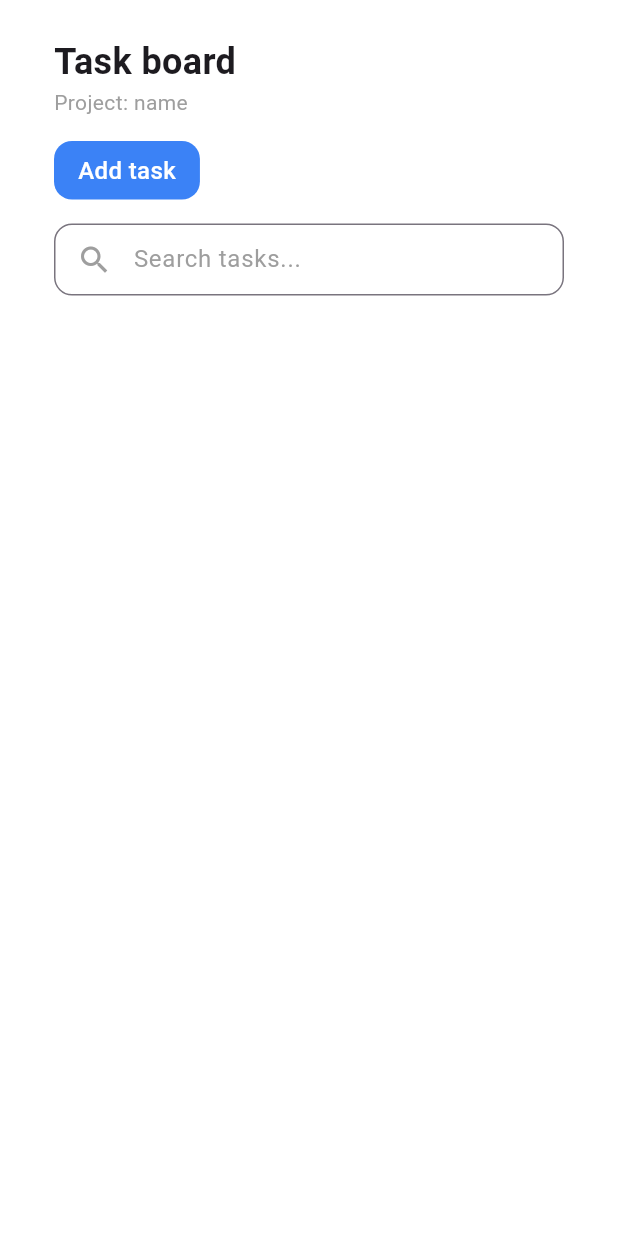
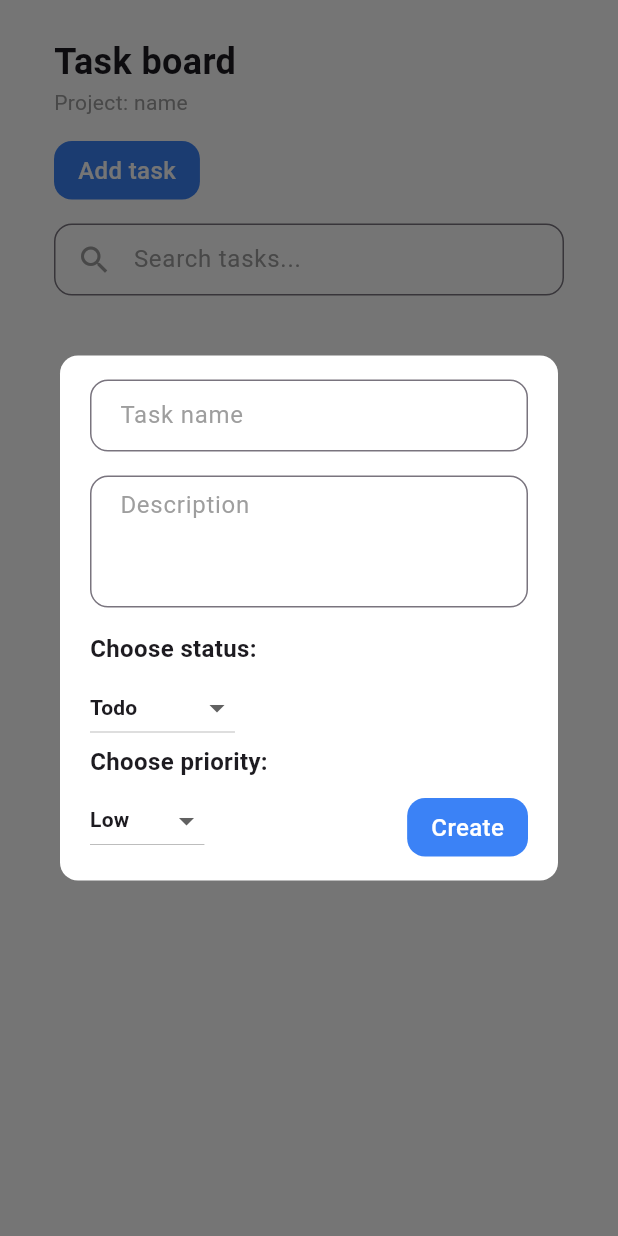
Before and after one commit to roman-liutyk/process-automation-app, a Flutter app: the TaskBoardHeader widget shown alone on an empty page, opened directly, after a tap on "Add task", on a phone screen of 412 x 824 dp. Run offline on Flutter 3.47's test engine with Material 3 defaults, Android fonts, the light colour scheme and no system bars; our stand-ins replace dio, firebase_auth, firebase_core, flutter_riverpod, flutter_svg, freezed_annotation and 1 more; missing offline and left inert: dart:html; accounts and stored records are empty; network calls fail; statements that could not run were skipped.

Commit message:
feat: added task creation functionality

```diff
--- a/lib/features/task/repositories/task_repository.dart
+++ b/lib/features/task/repositories/task_repository.dart
@@ -1,7 +1,21 @@
+import 'dart:html';
+import 'dart:io';
+
 import 'package:dio/dio.dart';
 import 'package:firebase_auth/firebase_auth.dart';
+import 'package:process_automation_app/common/utils/app_constants.dart';
+import 'package:process_automation_app/common/utils/enums/task_priority_enum.dart';
+import 'package:process_automation_app/common/utils/enums/task_status_enum.dart';
+import 'package:process_automation_app/features/task/models/task_model.dart';
 
-abstract class TaskRepository {}
+abstract class TaskRepository {
+  Future<TaskModel> createTask({
+    required String name,
+    required String? description,
+    required TaskStatusEnum status,
+    required TaskPriorityEnum priority,
+  });
+}
 
 class TaskRepositoryImpl implements TaskRepository {
   const TaskRepositoryImpl({
@@ -12,4 +26,38 @@ class TaskRepositoryImpl implements TaskRepository {
 
   final Dio _dio;
   final FirebaseAuth _firebaseAuth;
+
+  @override
+  Future<TaskModel> createTask({
+    required String name,
+    required String? description,
+    required TaskStatusEnum status,
+    required TaskPriorityEnum priority,
+  }) async {
+    final Uri url = Uri.parse(
+        '${AppConstants.baseUrl}/tasks/${window.localStorage['project_id']}');
+
+    final token = await _firebaseAuth.currentUser?.getIdToken();
+
+    if (token == null) {
+      throw Exception('Token cannot be null');
+    }
+
+    final response = await _dio.postUri(
+      url,
+      options: Options(
+        headers: {
+          HttpHeaders.authorizationHeader: 'Bearer $token',
+        },
+      ),
+      data: {
+        'name': name,
+        'description': description,
+        'status': status.toString(),
+        'priority': priority.toString(),
+      },
+    );
+
+    return TaskModel.fromJson(response.data);
+  }
 }
--- /dev/null
+++ b/lib/features/task/views/widgets/create_task_dialog.dart
@@ -0,0 +1,162 @@
+import 'package:flutter/material.dart';
+import 'package:flutter_riverpod/flutter_riverpod.dart';
+import 'package:process_automation_app/common/utils/enums/task_priority_enum.dart';
+import 'package:process_automation_app/common/utils/enums/task_status_enum.dart';
+import 'package:process_automation_app/features/task/providers/task_provider.dart';
+import 'package:process_automation_app/shared/widgets/primary_button.dart';
+import 'package:process_automation_app/shared/widgets/primary_text_field.dart';
+
+class CreateTaskDialog extends StatefulWidget {
+  const CreateTaskDialog({super.key});
+
+  @override
+  State<CreateTaskDialog> createState() => _CreateTaskDialogState();
+}
+
+class _CreateTaskDialogState extends State<CreateTaskDialog> {
+  final TextEditingController _nameController = TextEditingController();
+  final TextEditingController _descriptionController = TextEditingController();
+
+  TaskStatusEnum _status = TaskStatusEnum.values.first;
+  TaskPriorityEnum _priority = TaskPriorityEnum.values.first;
+
+  @override
+  Widget build(BuildContext context) {
+    return Dialog(
+      shape: RoundedRectangleBorder(
+        borderRadius: BorderRadius.circular(12),
+      ),
+      backgroundColor: Colors.white,
+      child: Padding(
+        padding: const EdgeInsets.symmetric(
+          vertical: 16,
+          horizontal: 20,
+        ),
+        child: SizedBox(
+          width: 300,
+          child: Column(
+            crossAxisAlignment: CrossAxisAlignment.start,
+            mainAxisSize: MainAxisSize.min,
+            children: [
+              PrimaryTextField(
+                controller: _nameController,
+                placeholder: 'Task name',
+              ),
+              const SizedBox(
+                height: 16,
+              ),
+              PrimaryTextField(
+                controller: _descriptionController,
+                maxLines: 3,
+                placeholder: 'Description',
+              ),
+              const SizedBox(
+                height: 16,
+              ),
+              Row(
+                crossAxisAlignment: CrossAxisAlignment.end,
+                mainAxisAlignment: MainAxisAlignment.spaceBetween,
+                children: [
+                  Column(
+                    crossAxisAlignment: CrossAxisAlignment.start,
+                    children: [
+                      const Text(
+                        'Choose status:',
+                        style: TextStyle(
+                          fontSize: 16,
+                          fontWeight: FontWeight.w600,
+                        ),
+                      ),
+                      const SizedBox(
+                        height: 4,
+                      ),
+                      DropdownButton(
+                        value: _status,
+                        items: List.generate(
+                          TaskStatusEnum.values.length,
+                          (index) {
+                            return DropdownMenuItem(
+                              value: TaskStatusEnum.values[index],
+                              child: Text(
+                                TaskStatusEnum.values[index].title,
+                                style: const TextStyle(
+                                  fontSize: 14,
+                                  fontWeight: FontWeight.w600,
+                                ),
+                              ),
+                            );
+                          },
+                        ),
+                        onChanged: (value) {
+                          setState(() {
+                            if (value != null) {
+                              _status = value;
+                            }
+                          });
+                        },
+                      ),
+                      const Text(
+                        'Choose priority:',
+                        style: TextStyle(
+                          fontSize: 16,
+                          fontWeight: FontWeight.w600,
+                        ),
+                      ),
+                      const SizedBox(
+                        height: 4,
+                      ),
+                      DropdownButton(
+                        value: _priority,
+                        items: List.generate(
+                          TaskPriorityEnum.values.length,
+                          (index) {
+                            return DropdownMenuItem(
+                              value: TaskPriorityEnum.values[index],
+                              child: Text(
+                                TaskPriorityEnum.values[index].title,
+                                style: const TextStyle(
+                                  fontSize: 14,
+                                  fontWeight: FontWeight.w600,
+                                ),
+                              ),
+                            );
+                          },
+                        ),
+                        onChanged: (value) {
+                          setState(() {
+                            if (value != null) {
+                              _priority = value;
+                            }
+                          });
+                        },
+                      ),
+                    ],
+                  ),
+                  const SizedBox(
+                    height: 16,
+                  ),
+                  Consumer(builder: (context, ref, _) {
+                    return PrimaryButton(
+                      title: 'Create',
+                      callback: () {
+                        ref.read(taskProvider.notifier).createTask(
+                            name: _nameController.text.trim(),
+                            description:
+                                _descriptionController.text.trim().isEmpty
+                                    ? null
+                                    : _descriptionController.text.trim(),
+                            status: _status,
+                            priority: _priority);
+                        Navigator.pop(context);
+                      },
+                    );
+                  }),
+                ],
+              )
+            ],
+          ),
+        ),
+      ),
+    );
+  }
+}
--- a/lib/features/task/views/widgets/task_board_header.dart
+++ b/lib/features/task/views/widgets/task_board_header.dart
@@ -1,4 +1,5 @@
 import 'package:flutter/material.dart';
+import 'package:process_automation_app/features/task/views/widgets/create_task_dialog.dart';
 import 'package:process_automation_app/shared/widgets/primary_button.dart';
 import 'package:process_automation_app/shared/widgets/primary_text_field.dart';
 
@@ -45,7 +46,12 @@ class TaskBoardHeader extends StatelessWidget {
             ),
             PrimaryButton(
               title: 'Add task',
-              callback: () {},
+              callback: () {
+                showDialog(
+                  context: context,
+                  builder: (context) => const CreateTaskDialog(),
+                );
+              },
             ),
             const SizedBox(
               height: 16,
--- a/lib/features/task/views/widgets/task_list_item.dart
+++ b/lib/features/task/views/widgets/task_list_item.dart
@@ -12,7 +12,7 @@ class TaskListItem extends StatelessWidget {
   @override
   Widget build(BuildContext context) {
     return Draggable(
-      data: task.uuid,
+      data: task.id,
       feedback: Material(
         child: SizedBox(
           width: 268,
@@ -46,7 +46,7 @@ class TaskListItem extends StatelessWidget {
                     height: 4,
                   ),
                   Text(
-                    task.description,
+                    task.description ?? '',
                     maxLines: 3,
                     overflow: TextOverflow.ellipsis,
                     style: TextStyle(
@@ -108,7 +108,7 @@ class TaskListItem extends StatelessWidget {
                   height: 4,
                 ),
                 Text(
-                  task.description,
+                  task.description ?? '',
                   maxLines: 3,
                   overflow: TextOverflow.ellipsis,
                   style: TextStyle(
--- a/pubspec.yaml
+++ b/pubspec.yaml
@@ -1,6 +1,6 @@
 name: process_automation_app
-description: 'A new Flutter project.'
-publish_to: 'none'
+description: "A new Flutter project."
+publish_to: "none"
 version: 0.1.0
 
 environment:
```
Also changed, not shown: lib/features/task/models/task_model.dart (+49 -41 lines), lib/features/task/providers/task_provider.dart (+34 -239 lines), lib/firebase_options.dart.
